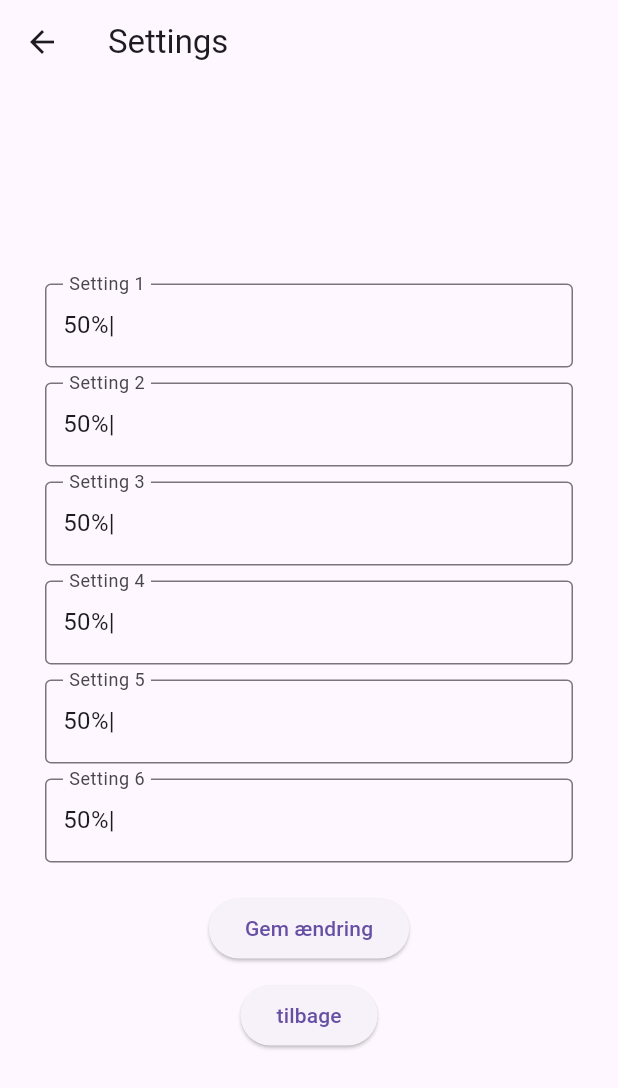
After one commit to mikkwin/Bachelor, a Flutter app: the settingsView screen opened directly, on a phone screen of 412 x 824 dp. The commit adds this screen. Shown: the top 1088 px of the screen. Run offline on Flutter 3.47's test engine with Material 3 defaults, Android fonts, the phone set to English and light mode, and no system bars.

Commit message:
settingsvies prototype1 complete

```diff
--- a/frontend/prototype/lib/src/app.dart
+++ b/frontend/prototype/lib/src/app.dart
@@ -1,5 +1,4 @@
 import 'package:flutter/material.dart';
-
 import 'login/login_view.dart';
 import 'unit_search/unit_search_view.dart';
 
--- /dev/null
+++ b/frontend/prototype/lib/src/device_settings/settings_view.dart
@@ -0,0 +1,136 @@
+import 'package:flutter/material.dart';
+import 'package:prototype/src/unit_search/unit_search_view.dart';
+
+class settingsView extends StatelessWidget {
+  const settingsView({super.key});
+
+  static const routeName = '/Device_settings';
+
+
+
+  @override
+  Widget build(BuildContext context) {
+    return Scaffold(
+      appBar: AppBar(
+        title: const Text('Settings'),
+      ),
+      body: Center(
+        child: Padding(
+          padding: const EdgeInsets.symmetric(horizontal: 30),
+          child: Column(
+            mainAxisAlignment: MainAxisAlignment.center,
+            children: [
+              const SizedBox(height: 10),
+               const TextField (
+                  decoration: InputDecoration(
+                  border: OutlineInputBorder(),
+                  labelText: 'Setting 1',
+                  floatingLabelBehavior: FloatingLabelBehavior.always, // Keeps the label always at the top
+                  prefixIcon: Padding(
+                    padding: EdgeInsets.all(12.0), // Adjust padding as needed
+                    child: Text(
+                      '50%|', // Your prefix text or icon
+                      style: TextStyle(fontSize: 16),
+                    ),
+                  ),
+                ),
+              ),
+              const SizedBox(height: 10),
+             const TextField (
+                decoration: InputDecoration(
+                  border: OutlineInputBorder(),
+                  labelText: 'Setting 2',
+                  floatingLabelBehavior: FloatingLabelBehavior.always, // Keeps the label always at the top
+                  prefixIcon: Padding(
+                    padding: EdgeInsets.all(12.0), // Adjust padding as needed
+                    child: Text(
+                      '50%|', // Your prefix text or icon
+                      style: TextStyle(fontSize: 16),
+                    ),
+                  ),
+                ),
+              ),
+              const SizedBox(height: 10),
+              const TextField(
+                decoration: InputDecoration(
+                  border: OutlineInputBorder(),
+                  labelText: 'Setting 3',
+                  floatingLabelBehavior: FloatingLabelBehavior.always, // Keeps the label always at the top
+                  prefixIcon: Padding(
+                    padding: EdgeInsets.all(12.0), // Adjust padding as needed
+                    child: Text(
+                      '50%|', // Your prefix text or icon
+                      style: TextStyle(fontSize: 16),
+                    ),
+                  ),
+                ),
+              ),
+              const SizedBox(height: 10),
+              const TextField(
+                decoration: InputDecoration(
+                  border: OutlineInputBorder(),
+                  labelText: 'Setting 4',
+                  floatingLabelBehavior: FloatingLabelBehavior.always, // Keeps the label always at the top
+                  prefixIcon: Padding(
+                    padding: EdgeInsets.all(12.0), // Adjust padding as needed
+                    child: Text(
+                      '50%|', // Your prefix text or icon
+                      style: TextStyle(fontSize: 16),
+                    ),
+                  ),
+                ),
+              ),
+              const SizedBox(height: 10),
+               const TextField(
+                decoration: InputDecoration(
+                  border: OutlineInputBorder(),
+                  labelText: 'Setting 5',
+                  floatingLabelBehavior: FloatingLabelBehavior.always, // Keeps the label always at the top
+                  prefixIcon: Padding(
+                    padding: EdgeInsets.all(12.0), // Adjust padding as needed
+                    child: Text(
+                      '50%|', // Your prefix text or icon
+                      style: TextStyle(fontSize: 16),
+                    ),
+                  ),
+                ),
+              ),
+              const SizedBox(height: 10),
+             const TextField(
+                decoration: InputDecoration(
+                  border: OutlineInputBorder(),
+                  labelText: 'Setting 6',
+                  floatingLabelBehavior: FloatingLabelBehavior.always, // Keeps the label always at the top
+                  prefixIcon: Padding(
+                    padding: EdgeInsets.all(12.0), // Adjust padding as needed
+                    child: Text(
+                      '50%|', // Your prefix text or icon
+                      style: TextStyle(fontSize: 16),
+                    ),
+                  ),
+                ),
+              ),
+
+              const SizedBox(
+                height: 20,
+              ),
+              ElevatedButton(
+                onPressed: () {
+
+                },
+                child: const Text('Gem ændring'),
+              ),
+              const SizedBox(height: 10),
+              ElevatedButton(
+                onPressed: () {
+
+                },
+                child: const Text('tilbage'),
+              ),
+            ],
+          )
+        ),
+      ),
+    );
+  }
+}
```
